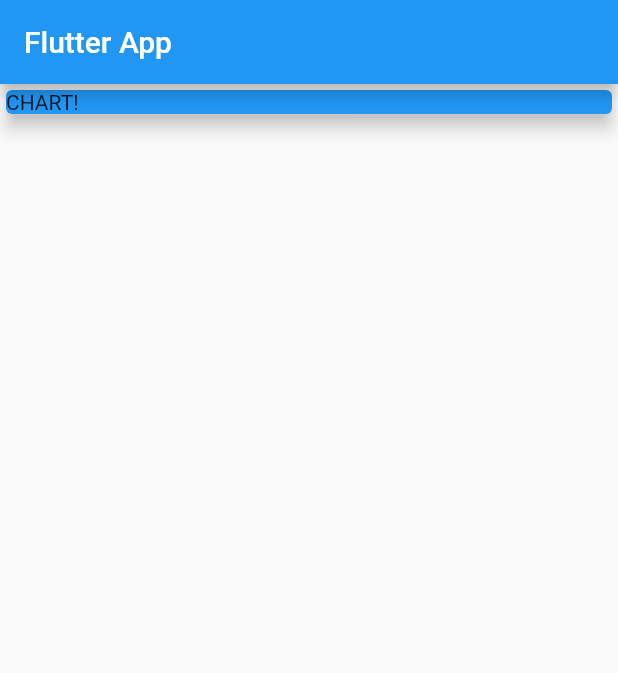
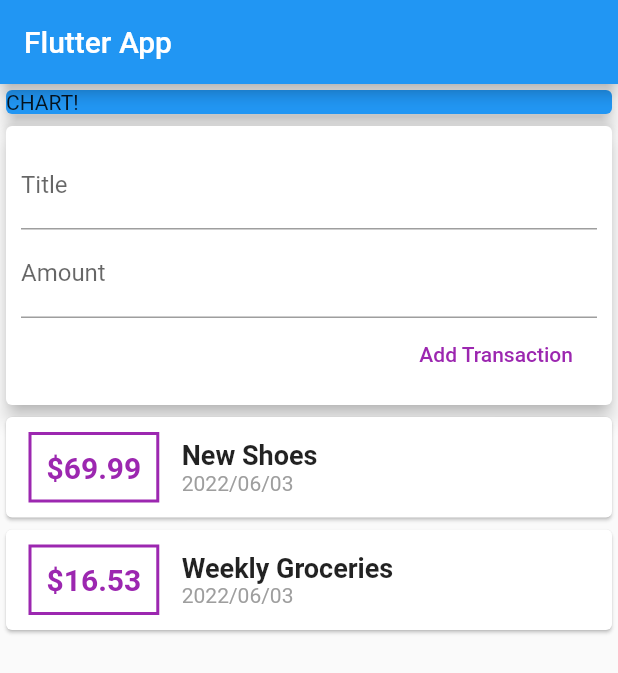
Before and after one commit to godo129/Flutter_Expense_App, a Flutter app: the screen it shows after launch, on a phone screen of 412 x 824 dp. Shown: the top 673 px of the screen. Run offline on Flutter 3.47's test engine with Material 2 defaults, Android fonts, the phone set to English and light mode, and no system bars.

Commit message:
입력 값 받아서 저장하고 카드 새로 만들어 주기

```diff
--- a/lib/main.dart
+++ b/lib/main.dart
@@ -1,7 +1,8 @@
 import 'package:flutter/material.dart';
-import 'package:flutter_complete_guide/models/transaction.dart';
 
-import 'models/transaction.dart';
+import 'package:flutter_complete_guide/widgets/user_transaction.dart';
+
+import './widgets/user_transaction.dart';
 
 
 void main() => runApp(MyApp());
@@ -41,7 +42,7 @@
                 elevation: 5,
               ),
             ),
-
+          UserTransactions(),
           ]),
     );
   }
--- a/lib/widgets/new_transaction.dart
+++ b/lib/widgets/new_transaction.dart
@@ -4,6 +4,9 @@
 class NewTransaction extends StatelessWidget {
   final titleController = TextEditingController();
   final amountController = TextEditingController();
+  final Function addTx;
+
+  NewTransaction(this.addTx);
 
   @override
   Widget build(BuildContext context) {
@@ -28,8 +31,10 @@
                     ),
                     FlatButton(
                       onPressed: () {
-                        print(titleController.text);
-                        print(amountController.text);
+                        addTx(
+                          titleController.text,
+                          double.parse(amountController.text)
+                          );
                       },
                       child: Text('Add Transaction'),
                       textColor: Colors.purple,
--- a/lib/widgets/user_transaction.dart
+++ b/lib/widgets/user_transaction.dart
@@ -27,13 +27,23 @@
     ),
   ];
 
+  void _addNewTransaction(String txTitle, double txAmount) {
+    final newTx = Transaction(
+        id: DateTime.now().toString(),
+        title: txTitle,
+        amount: txAmount,
+        date: DateTime.now());
 
+        setState(() {
+          _userTransactions.add(newTx);
+        });
+  }
 
   @override
   Widget build(BuildContext context) {
     return Column(
       children: <Widget>[
-        NewTransaction(),
+        NewTransaction(_addNewTransaction),
         TransactionList(_userTransactions),
       ],
     );
```
